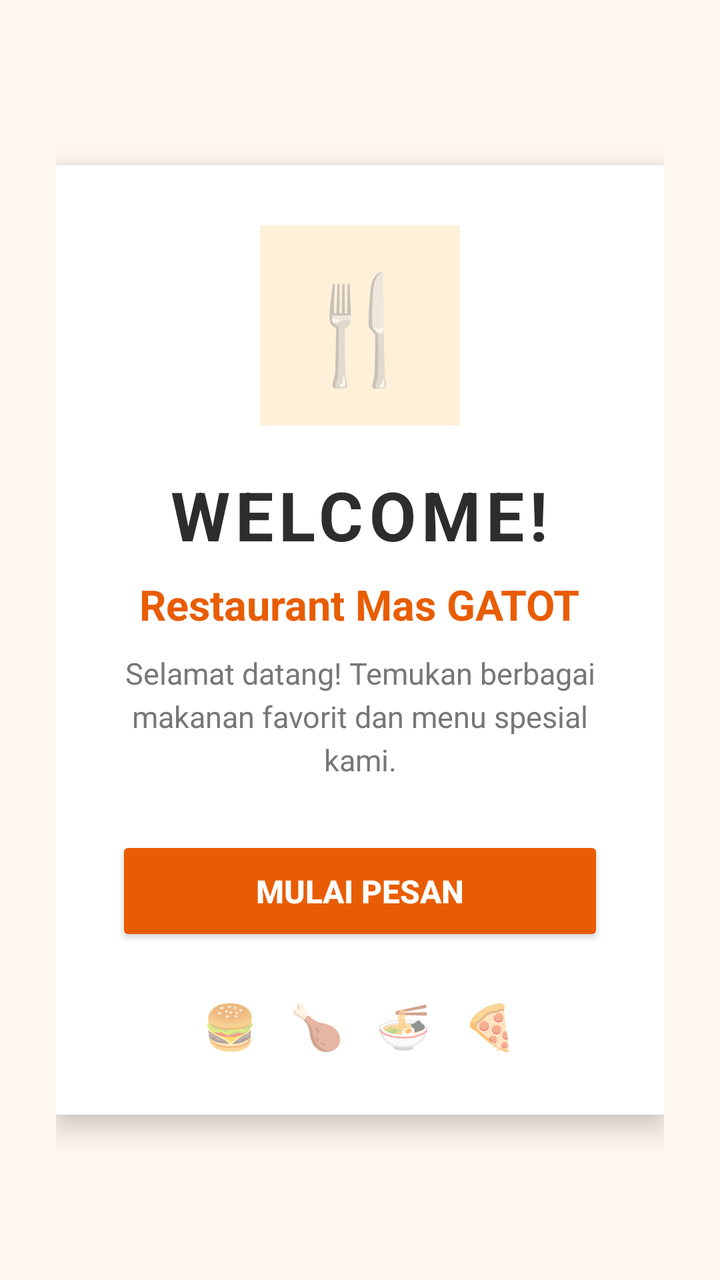
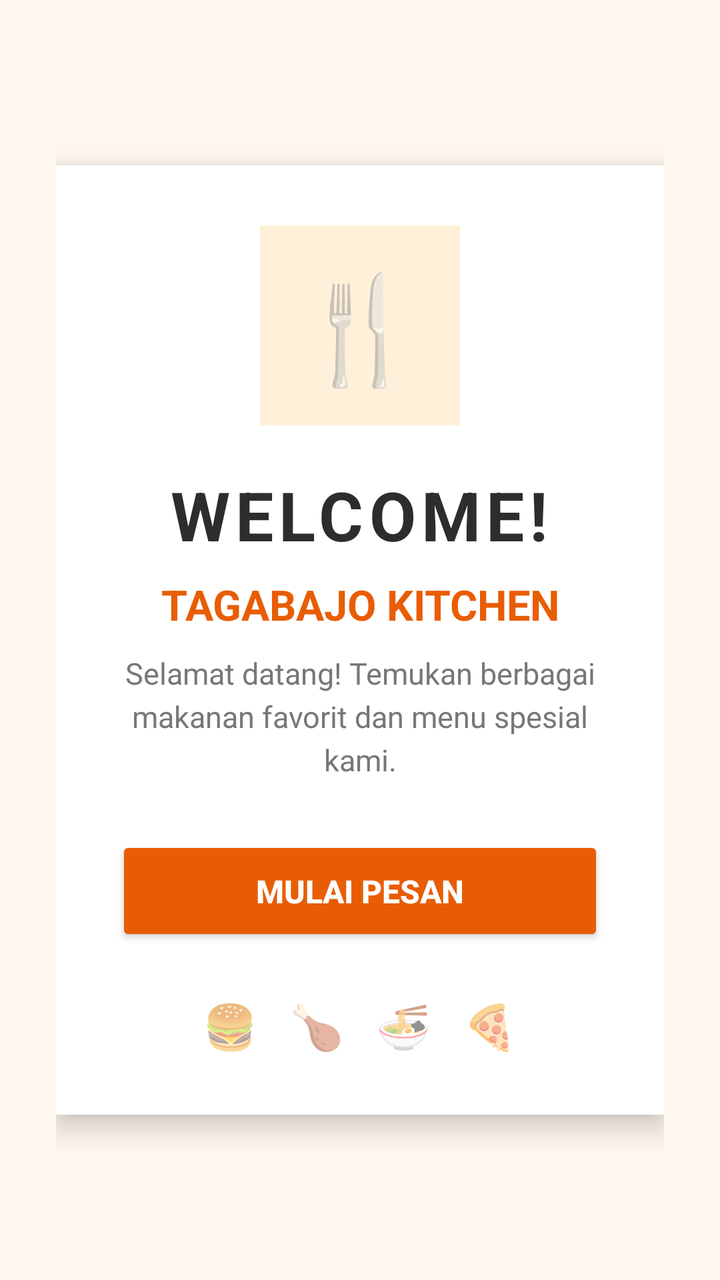

Before-and-after screenshots of an Android layout around one commit, followed by the original layout XML and the change that was made.
<!-- AndroidManifest.xml: application theme Theme.AppCompat.Light.NoActionBar -->
<!-- res/layout/activity_welcome.xml -->
<?xml version="1.0" encoding="utf-8"?>
<LinearLayout
    xmlns:android="http://schemas.android.com/apk/res/android"
    android:layout_width="match_parent"
    android:layout_height="match_parent"
    android:orientation="vertical"
    android:gravity="center"
    android:padding="28dp"
    android:background="#FFF8F0">

    <LinearLayout
        android:layout_width="match_parent"
        android:layout_height="wrap_content"
        android:orientation="vertical"
        android:gravity="center"
        android:padding="30dp"
        android:background="#FFFFFF"
        android:elevation="8dp">

        
        <TextView
            android:layout_width="100dp"
            android:layout_height="100dp"
            android:gravity="center"
            android:text="🍴"
            android:textSize="52sp"
            android:background="#FFF0D9"
            android:layout_marginBottom="22dp" />

        
        <TextView
            android:layout_width="wrap_content"
            android:layout_height="wrap_content"
            android:text="WELCOME!"
            android:textSize="34sp"
            android:textStyle="bold"
            android:textColor="#2D2D2D"
            android:letterSpacing="0.08"
            android:layout_marginBottom="8dp" />

        
        <TextView
            android:layout_width="wrap_content"
            android:layout_height="wrap_content"
            android:text="Restaurant Mas GATOT"
            android:textSize="21sp"
            android:textStyle="bold"
            android:textColor="#E85D04"
            android:gravity="center"
            android:layout_marginBottom="10dp" />

        
        <TextView
            android:layout_width="match_parent"
            android:layout_height="wrap_content"
            android:text="Selamat datang! Temukan berbagai makanan favorit dan menu spesial kami."
            android:textSize="15sp"
            android:textColor="#777777"
            android:gravity="center"
            android:lineSpacingExtra="4dp"
            android:layout_marginBottom="28dp" />

        
        <Button
            android:id="@+id/btnMulai"
            android:layout_width="match_parent"
            android:layout_height="55dp"
            android:text="MULAI PESAN"
            android:textSize="16sp"
            android:textStyle="bold"
            android:textColor="#FFFFFF"
            android:backgroundTint="#E85D04"
            android:elevation="4dp" />

        
        <TextView
            android:layout_width="wrap_content"
            android:layout_height="wrap_content"
            android:text="🍔   🍗   🍜   🍕"
            android:textSize="22sp"
            android:layout_marginTop="25dp" />

    </LinearLayout>

</LinearLayout>
<!-- resources referenced by this layout -->
<resources>

</resources>

<!-- the commit's change to res/layout/activity_welcome.xml (unified diff, before → after) -->
@@ -42,7 +42,7 @@
         <TextView
             android:layout_width="wrap_content"
             android:layout_height="wrap_content"
-            android:text="Restaurant Mas GATOT"
+            android:text="TAGABAJO KITCHEN"
             android:textSize="21sp"
             android:textStyle="bold"
             android:textColor="#E85D04"
